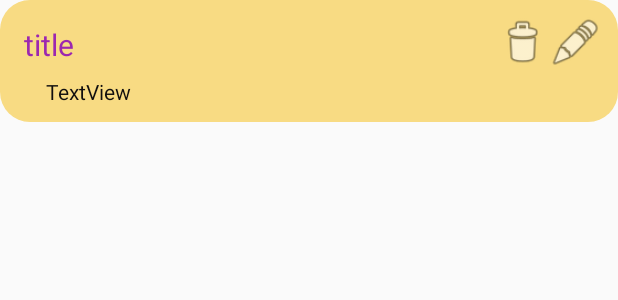
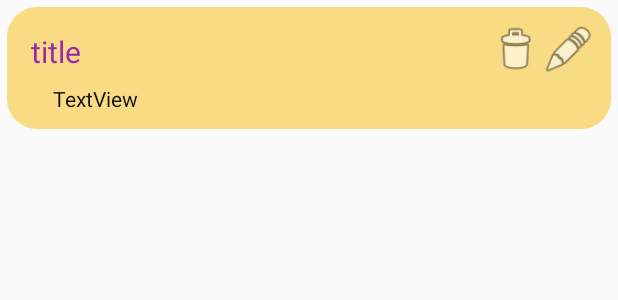
Before and after one commit to IMagwaI/Memo-app, an Android app: the layout noteticket.xml on its own in the app's theme, with its tools: preview values and no code run, on a phone screen of 412 x 824 dp. Shown: the top 300 px of the screen. Run offline under Robolectric (Android 15) with nearby library versions, the phone set to English and light mode, and no system bars.

Commit message:
fix items display

```diff
--- a/app/src/main/java/com/example/myapplication/MainActivity.kt
+++ b/app/src/main/java/com/example/myapplication/MainActivity.kt
@@ -42,6 +42,7 @@ class MainActivity : AppCompatActivity() {
 
             } while (cursor.moveToNext())
         }
+        cursor.close()
         var myAdapter = MyNoteAdapter(this, listNotes)
         myList.adapter = myAdapter
     }
--- a/app/src/main/res/layout/noteticket.xml
+++ b/app/src/main/res/layout/noteticket.xml
@@ -3,6 +3,7 @@
     xmlns:tools="http://schemas.android.com/tools"
     android:layout_width="match_parent"
     android:layout_height="wrap_content"
+    android:layout_margin="2pt"
     android:background="@drawable/background_layout"
     android:orientation="vertical">
 
```
